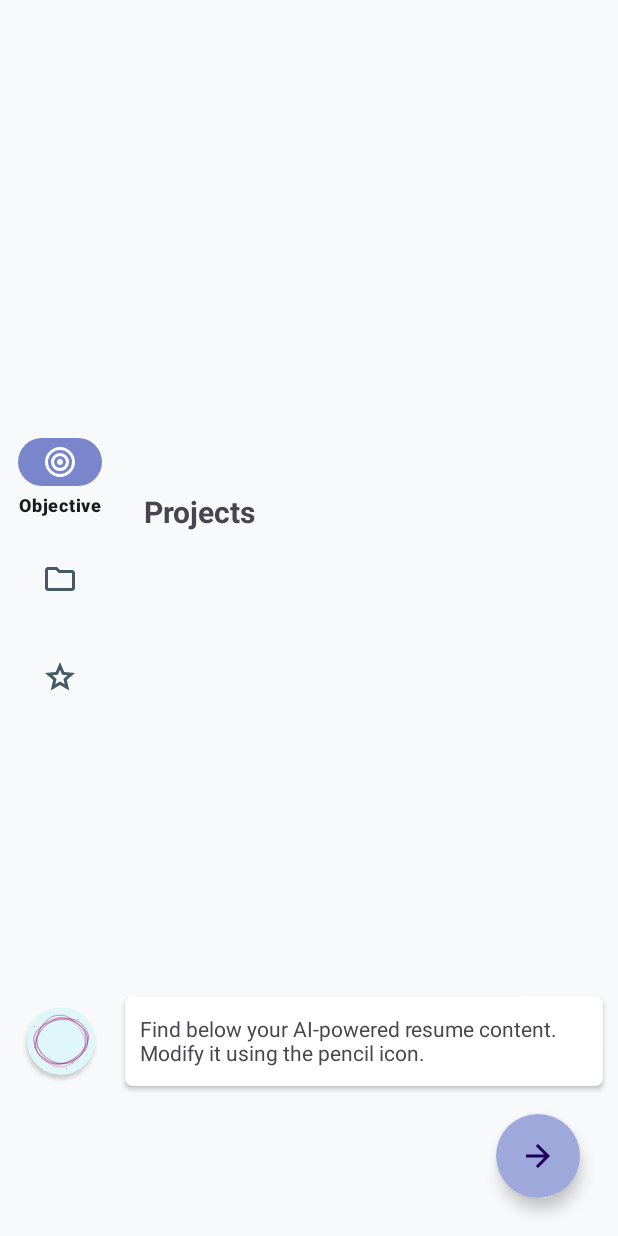
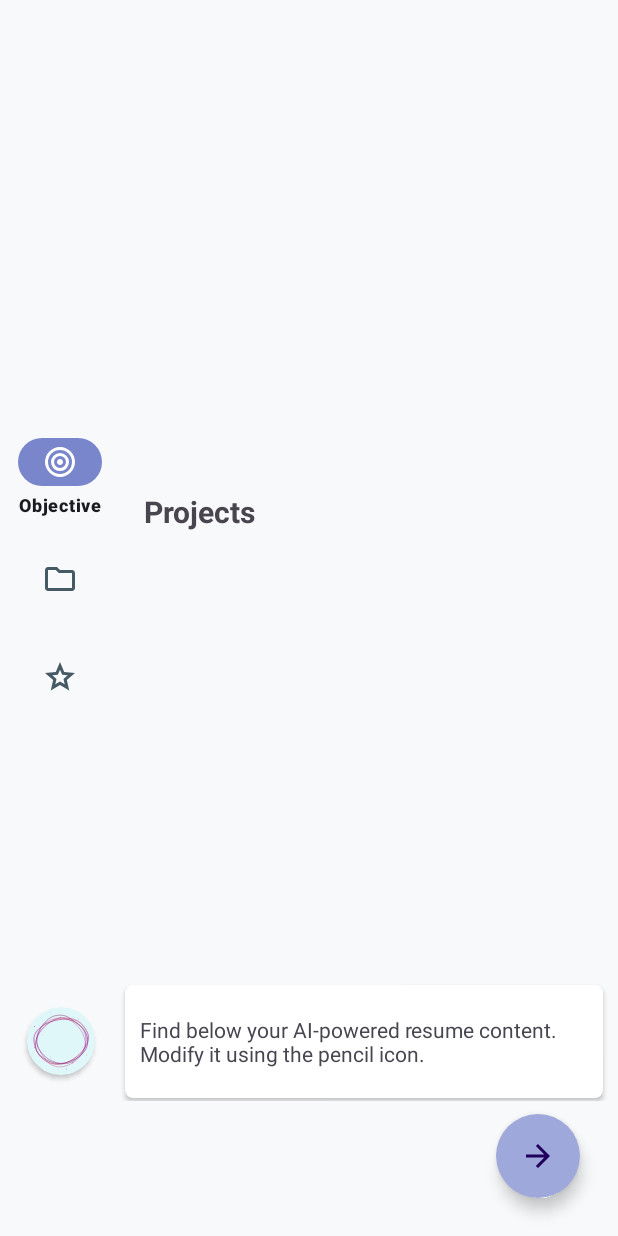
Before and after one commit to Kabirlakhadive/ResumateAI, an Android app built with Jetpack Compose: the OutputActivity screen opened directly, with no data from a screen before it, scrolled down 576 dp, on a phone screen of 412 x 824 dp. Run offline under Robolectric (Android 15) with nearby library versions, the phone set to English and light mode, and no system bars; our stand-ins replace Room's generated code; libraries missing offline, so code that uses them is left out: com.google.ai.client; Roboto replaces fonts that are not available here.

Commit message:
Final  version project closing, for now

```diff
--- a/app/src/main/java/com/example/buildairesume/MainActivity.kt
+++ b/app/src/main/java/com/example/buildairesume/MainActivity.kt
@@ -277,6 +277,7 @@ class MainActivity : AppCompatActivity() {
 
 
 
+
     private fun loadUserData() {
         lifecycleScope.launch(Dispatchers.IO) {
             try {
--- a/app/src/main/res/layout/activity_output.xml
+++ b/app/src/main/res/layout/activity_output.xml
@@ -69,7 +69,8 @@
         <androidx.cardview.widget.CardView
             android:id="@+id/form_activity_chat_card"
             android:layout_width="0dp"
-            android:layout_height="0dp"
+            android:layout_height="wrap_content"
+            android:minHeight="50dp"
             android:layout_margin="10dp"
             android:layout_marginVertical="10dp"
             app:cardCornerRadius="5dp"
@@ -81,7 +82,8 @@
             <TextView
                 android:id="@+id/output_activity_chat"
                 android:layout_width="wrap_content"
-                android:layout_height="match_parent"
+                android:layout_height="wrap_content"
+                android:layout_marginVertical="10dp"
                 android:gravity="center|left"
                 android:padding="10dp"
                 tools:text="Chat Text" />
--- a/app/src/main/res/layout/fragment_add_experience.xml
+++ b/app/src/main/res/layout/fragment_add_experience.xml
@@ -80,9 +80,7 @@
             android:layout_height="wrap_content"
             android:maxLines="7"
             android:minLines="2"
-            android:inputType="textMultiLine"
-            android:layout_gravity="top|left"
-            android:maxLength="100"/>
+            android:maxLength="150"/>
     </com.google.android.material.textfield.TextInputLayout>
 
     <LinearLayout
--- a/app/src/main/res/layout/fragment_add_project.xml
+++ b/app/src/main/res/layout/fragment_add_project.xml
@@ -37,7 +37,8 @@
         <com.google.android.material.textfield.TextInputEditText
             android:id="@+id/etDescription"
             android:layout_width="match_parent"
-            android:layout_height="wrap_content" />
+            android:layout_height="wrap_content"
+            android:maxLength="150"/>
     </com.google.android.material.textfield.TextInputLayout>
 
     <com.google.android.material.textfield.TextInputLayout
```
Also changed, not shown: app/src/main/java/com/example/buildairesume/FormActivity.kt (+28 -17 lines).
